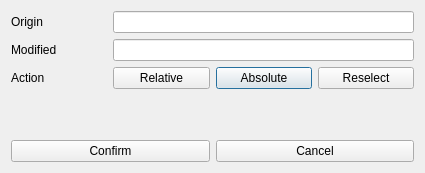
This is ui/design/modify_path.ui in zimolab/PyInstallerGUI as Qt 5 draws it before an edit. The edited form follows.
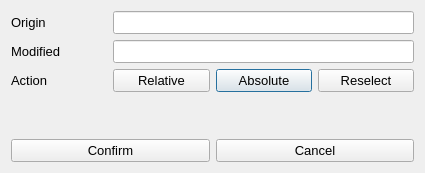
This is the edited form.

```diff
--- a/ui/design/modify_path.ui
+++ b/ui/design/modify_path.ui
@@ -13,6 +13,12 @@
     <height>173</height>
    </rect>
   </property>
+  <property name="font">
+   <font>
+    <family>Arial</family>
+    <pointsize>10</pointsize>
+   </font>
+  </property>
   <property name="windowTitle">
    <string>Modify Path</string>
   </property>
```
